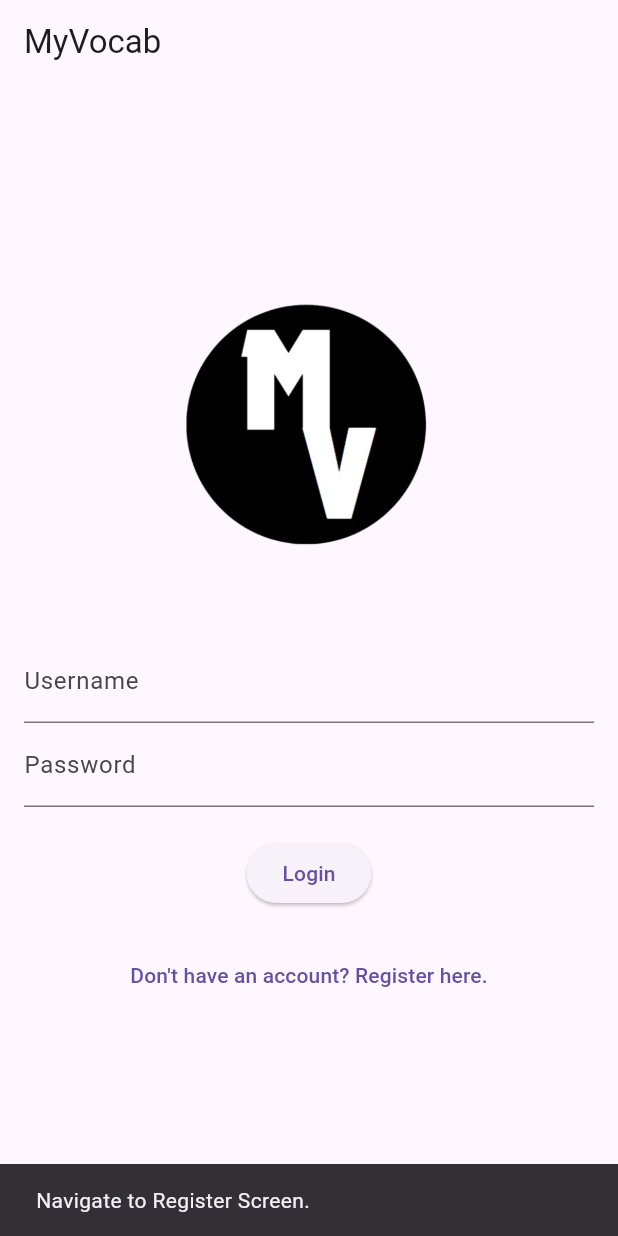
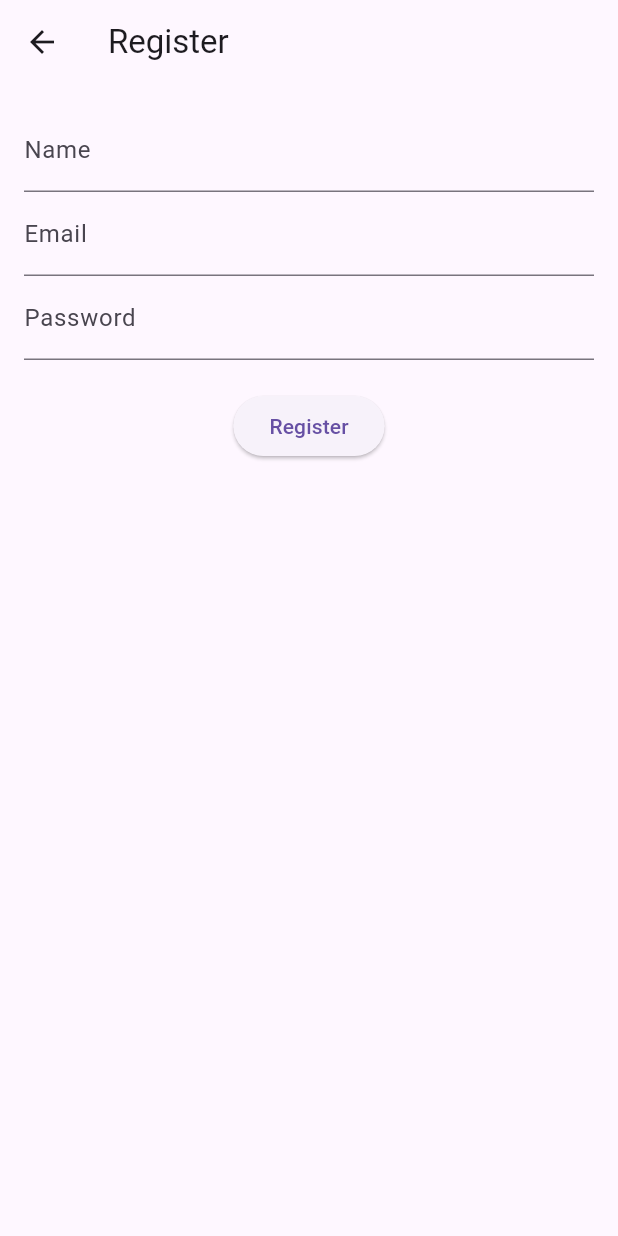
Before and after one commit to Jokejoek/myvocab, a Flutter app: the screen it shows after launch, after a tap on an icon or button, on a phone screen of 412 x 824 dp. Run offline on Flutter 3.47's test engine with Material 3 defaults, Android fonts, the phone set to English and light mode, and no system bars; our stand-ins replace shared_preferences.

Commit message:
add register and adjust login screen

```diff
--- a/lib/login_screen.dart
+++ b/lib/login_screen.dart
@@ -1,5 +1,6 @@
 import 'package:flutter/material.dart';
 import 'package:appdev_no7/main.dart'; // Assuming you are using MainScaffold in the project
+import 'register_screen.dart'; // Import the register screen
 
 class LoginScreen extends StatefulWidget {
   @override
@@ -16,7 +17,9 @@ class _LoginScreenState extends State<LoginScreen> {
       appBar: AppBar(
         title: Text('MyVocab'),
       ),
-      body: Padding(
+      body: SingleChildScrollView(
+        // Wrap the body with SingleChildScrollView
+        child: Padding(
           padding: const EdgeInsets.all(16.0),
           child: Column(
             mainAxisAlignment: MainAxisAlignment.center,
@@ -76,8 +79,10 @@ class _LoginScreenState extends State<LoginScreen> {
 
               TextButton(
                 onPressed: () {
-                ScaffoldMessenger.of(context).showSnackBar(
-                  SnackBar(content: Text('Navigate to Register Screen.')),
+                  // Navigate to the RegisterScreen when the TextButton is pressed
+                  Navigator.push(
+                    context,
+                    MaterialPageRoute(builder: (context) => RegisterScreen()),
                   );
                 },
                 child: Text('Don\'t have an account? Register here.'),
@@ -85,6 +90,7 @@ class _LoginScreenState extends State<LoginScreen> {
             ],
           ),
         ),
+      ),
     );
   }
 }
--- /dev/null
+++ b/lib/register_screen.dart
@@ -0,0 +1,94 @@
+import 'package:flutter/material.dart';
+import 'login_screen.dart'; // Import LoginScreen
+
+class RegisterScreen extends StatefulWidget {
+  @override
+  _RegisterScreenState createState() => _RegisterScreenState();
+}
+
+class _RegisterScreenState extends State<RegisterScreen> {
+  final _formKey = GlobalKey<FormState>();
+
+  String _username = '';
+  String _email = '';
+  String _password = '';
+
+  void _register() {
+    if (_formKey.currentState?.validate() ?? false) {
+      _formKey.currentState?.save();
+
+      // Print or handle the data here (For demonstration purposes)
+      print('Username: $_username');
+      print('Email: $_email');
+      print('Password: $_password');
+
+      // After registration, navigate to the LoginScreen
+      Navigator.pushReplacement(
+        context,
+        MaterialPageRoute(builder: (context) => LoginScreen()),
+      );
+    }
+  }
+
+  @override
+  Widget build(BuildContext context) {
+    return Scaffold(
+      appBar: AppBar(
+        title: Text('Register'),
+      ),
+      body: Padding(
+        padding: const EdgeInsets.all(16.0),
+        child: Form(
+          key: _formKey,
+          child: Column(
+            children: [
+              TextFormField(
+                decoration: InputDecoration(labelText: 'Name'),
+                validator: (value) {
+                  if (value == null || value.isEmpty) {
+                    return 'Please enter your name';
+                  }
+                  return null;
+                },
+                onSaved: (value) {
+                  _username = value ?? '';
+                },
+              ),
+              TextFormField(
+                decoration: InputDecoration(labelText: 'Email'),
+                keyboardType: TextInputType.emailAddress,
+                validator: (value) {
+                  if (value == null || value.isEmpty) {
+                    return 'Please enter your email';
+                  }
+                  return null;
+                },
+                onSaved: (value) {
+                  _email = value ?? '';
+                },
+              ),
+              TextFormField(
+                decoration: InputDecoration(labelText: 'Password'),
+                obscureText: true,
+                validator: (value) {
+                  if (value == null || value.isEmpty) {
+                    return 'Please enter your password';
+                  }
+                  return null;
+                },
+                onSaved: (value) {
+                  _password = value ?? '';
+                },
+              ),
+              SizedBox(height: 20),
+              ElevatedButton(
+                onPressed: _register,
+                child: Text('Register'),
+              ),
+            ],
+          ),
+        ),
+      ),
+    );
+  }
+}
```
Lines whose indentation alone changed are shown as unchanged.
